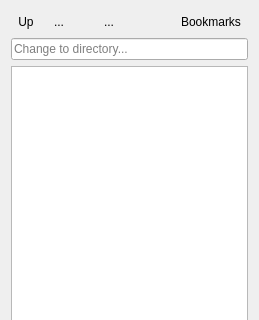
Old version of the form ui/filebrowser.ui in the repository sjuvonen/coquillo; both pictures show x 0 to 259 and y 0 to 320 of the 259 by 528 pixel window.
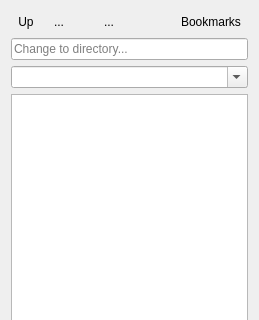
New version of the form. Icons and pictures are not drawn.

Commit message: Replace QLineEdit with a QComboBox in file browser

Diff of the .ui file:
```diff
--- a/ui/filebrowser.ui
+++ b/ui/filebrowser.ui
@@ -116,6 +116,13 @@
      </property>
     </widget>
    </item>
+   <item>
+    <widget class="QComboBox" name="directory">
+     <property name="editable">
+      <bool>true</bool>
+     </property>
+    </widget>
+   </item>
    <item>
     <widget class="QTreeView" name="directories"/>
    </item>
```
The commit also changes 2 other files.
